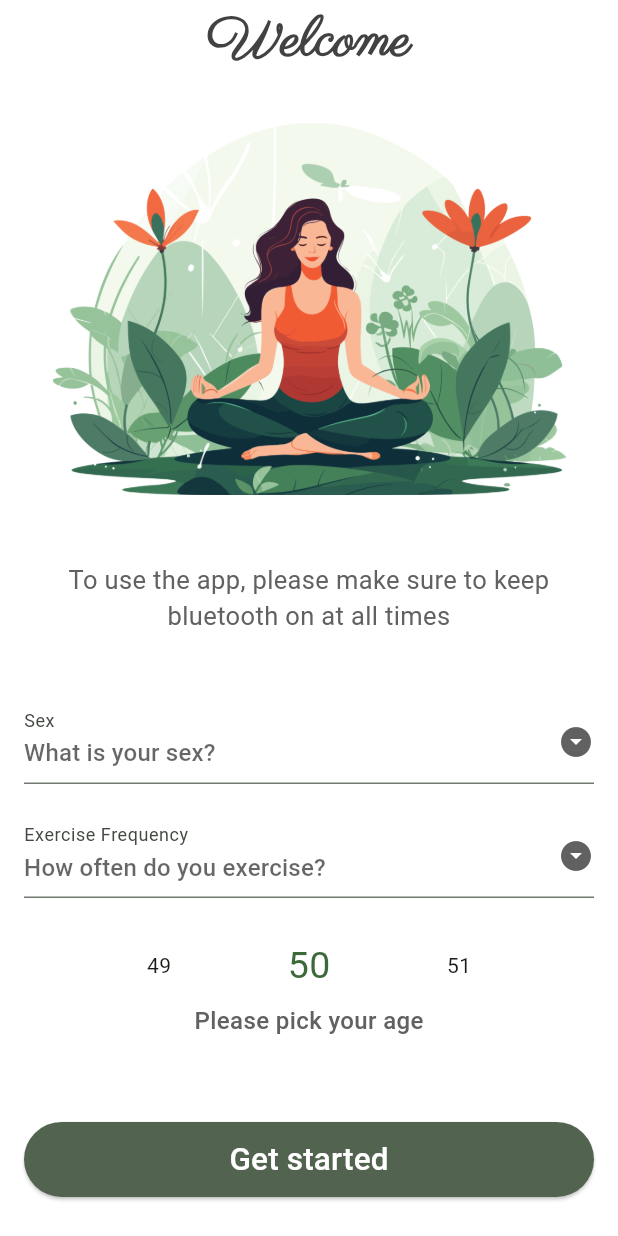
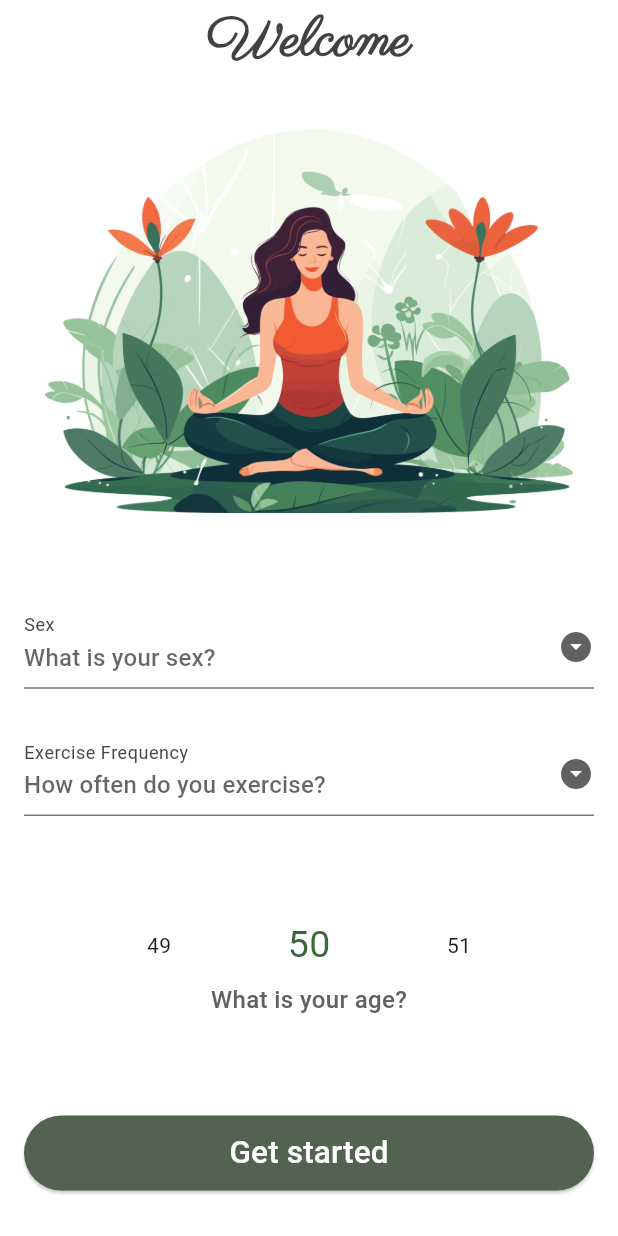
Before and after one commit to urmhe/yoga_body_tracker, a Flutter app: the screen it shows after launch, on a phone screen of 412 x 824 dp. Run offline on Flutter 3.47's test engine with Material 3 defaults, Android fonts, the phone set to English and light mode, and no system bars; drawn by our look-alikes of numberpicker; our stand-ins replace audioplayers, flutter_blue, permission_handler.

Commit message:
reformatting and removed disclaimer on homepage

```diff
--- a/lib/pages/home_page.dart
+++ b/lib/pages/home_page.dart
@@ -9,33 +9,28 @@ import '../global.dart';
 import '../util/user_data.dart';
 import '../widgets/rounded_button.dart';
 
-/// Landingpage of the App which provides some information about how to use the app and offer navigation to bluetooth devices
-/// as well as to the body tracking page
+/// Landingpage of the App with which requests some input from user before proceeding to the bluetooth scan page
 class HomePage extends StatefulWidget {
   const HomePage({super.key});
 
-  static const double _disclaimerFontSize = 17;
+  //appbar title
+  final String _title = 'Welcome';
+
+  final String _startButtonText = "Get started";
+  final String _sexDropDownHint = 'What is your sex?';
+  final String _exerciseFrequencyDropDownHint = 'How often do you exercise?';
+  final String _agePickerHint = 'What is your age?';
+
+  // error messages
+  final String _errorBluetoothOff = 'Please turn on bluetooth.';
+  final String _errorBtNotSupported = 'This device does not support bluetooth.';
+  final String _dataMissing = 'Please fill out all fields.';
 
   @override
   State<HomePage> createState() => _HomePageState();
 }
 
 class _HomePageState extends State<HomePage> {
-  //appbar title
-  final String _title = 'Welcome';
-
-  // Strings used throughout the page
-  final String _disclaimerText =
-      "To use the app, please make sure to keep bluetooth on at all times";
-  final String _startButtonText = "Get started";
-  final String _sexDropDownHint = 'What is your sex?';
-  final String _exerciseFrequencyDropDownHint = 'How often do you exercise?';
-
-  // error messages
-  final String _errorBluetoothOff = 'Please turn on bluetooth.';
-  final String _errorBtNotSupported = 'This device does not support bluetooth.';
-  final String _dataMissing = 'Please fill out all fields.';
-
   // user input
   Sex? _sex;
   ExerciseFrequency? _frequency;
@@ -51,7 +46,7 @@ class _HomePageState extends State<HomePage> {
           frequency: _frequency as ExerciseFrequency,
           age: _userAge);
     } else {
-      showSnackBarError(_dataMissing);
+      showSnackBarError(widget._dataMissing);
       return;
     }
 
@@ -64,17 +59,17 @@ class _HomePageState extends State<HomePage> {
         Navigator.push(context,
             MaterialPageRoute(builder: (context) => ScanPage(userData: user)));
       } else {
-        showSnackBarError(_errorBluetoothOff);
+        showSnackBarError(widget._errorBluetoothOff);
       }
     } else {
-      showSnackBarError(_errorBtNotSupported);
+      showSnackBarError(widget._errorBtNotSupported);
     }
   }
 
   /// Shows a snackbar error message at the bottom of the screen after checking
   /// that the buildcontext is still valid
   Future showSnackBarError(String message) async {
-    if (!context.mounted) return;
+    if (!mounted) return;
     ScaffoldMessenger.of(context).showSnackBar(SnackBar(
         behavior: SnackBarBehavior.floating,
         shape: const RoundedRectangleBorder(),
@@ -101,7 +96,7 @@ class _HomePageState extends State<HomePage> {
         scrolledUnderElevation: 0,
         centerTitle: true,
         backgroundColor: backgroundColor,
-        title: Text(_title, style: appBarTextStyle),
+        title: Text(widget._title, style: appBarTextStyle),
       ),
       body: LayoutBuilder(
         // Layout builder to make screen scrollable if there is an overflow
@@ -124,24 +119,13 @@ class _HomePageState extends State<HomePage> {
                         // Illustration at the top of the page
                         'assets/images/yoga_illustration.png',
                         fit: BoxFit.fitWidth,
-                        width: viewPortConstraints.maxWidth - 70),
-                    const SizedBox(
-                      height: smallSpacing,
-                    ),
-                    Text(
-                      // Text widget containing the disclaimer
-                      _disclaimerText,
-                      textAlign: TextAlign.center,
-                      style: TextStyle(
-                          fontSize: HomePage._disclaimerFontSize,
-                          color: Colors.grey.shade700),
-                    ),
+                        width: viewPortConstraints.maxWidth - 60),
                     const SizedBox(
                       height: smallSpacing,
                     ),
                     DropdownButtonFormField(
                         // dropdown for choosing sex
-                        hint: Text(_sexDropDownHint),
+                        hint: Text(widget._sexDropDownHint),
                         value: _sex,
                         icon: const Icon(
                           Icons.arrow_drop_down_circle,
@@ -163,7 +147,7 @@ class _HomePageState extends State<HomePage> {
                         }),
                     DropdownButtonFormField(
                         // dropdown for choosing exercise frequency.
-                        hint: Text(_exerciseFrequencyDropDownHint),
+                        hint: Text(widget._exerciseFrequencyDropDownHint),
                         value: _frequency,
                         icon: const Icon(
                           Icons.arrow_drop_down_circle,
@@ -183,6 +167,9 @@ class _HomePageState extends State<HomePage> {
                             _frequency = val;
                           });
                         }),
+                    const SizedBox(
+                      height: smallSpacing,
+                    ),
                     Column(
                       // column which contains the age picker and its subtext
                       children: [
@@ -201,20 +188,20 @@ class _HomePageState extends State<HomePage> {
                             });
                           },
                         ),
-                        Text('Please pick your age',
+                        Text(widget._agePickerHint,
                             style: TextStyle(
                                 fontSize: 16,
                                 color: Colors.grey.shade700,
                                 fontWeight: FontWeight.w500))
                       ],
                     ),
-                    const SizedBox(height: veryLargeSpacing),
+                    const SizedBox(height: largeSpacing),
                     LargeRoundedButton(
                         // Button to go to the body tracking page
                         backgroundColor:
                             Theme.of(context).colorScheme.secondary,
                         textColor: Theme.of(context).colorScheme.onSecondary,
-                        buttonText: _startButtonText,
+                        buttonText: widget._startButtonText,
                         onPressed: _navigateBodyTracking),
                   ],
                 ),
--- a/lib/widgets/countdown.dart
+++ b/lib/widgets/countdown.dart
@@ -5,12 +5,11 @@ import 'package:flutter/material.dart';
 /// This class is a simple Countdown widget which on creation starts a countdown from the provided [timerDuration].
 /// After the duration is over the [onEnd] Function is called.
 class TimerCountDown extends StatefulWidget {
-  final Duration timerDuration;
-
   const TimerCountDown(
       {super.key, required this.onEnd, required this.timerDuration});
 
   final Function onEnd;
+  final Duration timerDuration;
 
   static const TextStyle separatorTextStyle =
       TextStyle(color: Colors.black, fontSize: 20, fontWeight: FontWeight.bold);
--- a/lib/widgets/custom_dialog.dart
+++ b/lib/widgets/custom_dialog.dart
@@ -30,7 +30,7 @@ class CustomDialog extends StatelessWidget {
         TextButton(
           // button to close the dialog
           onPressed: () => Navigator.pop(context),
-          child: const Text('OK', style: TextStyle(fontSize: 17)),
+          child: const Text('OK', style: TextStyle(fontSize: 18)),
         )
       ],
     );
--- a/lib/widgets/double_box_row.dart
+++ b/lib/widgets/double_box_row.dart
@@ -23,7 +23,7 @@ class DoubleBoxRow extends StatelessWidget {
 
   // Predefined styling attributes
   static const int _flexVal = 1;
-  static const double _numFontSize = 28;
+  static const double _numFontSize = 27;
 
   // textstyle used for numbers
   static const TextStyle _numTextStyle = TextStyle(
```
Also changed, not shown: lib/pages/body_tracker_page.dart (+56 -56 lines), lib/pages/scan_page.dart (+31 -28 lines), lib/pages/timer_picker_sheet.dart (+8 -10 lines).
